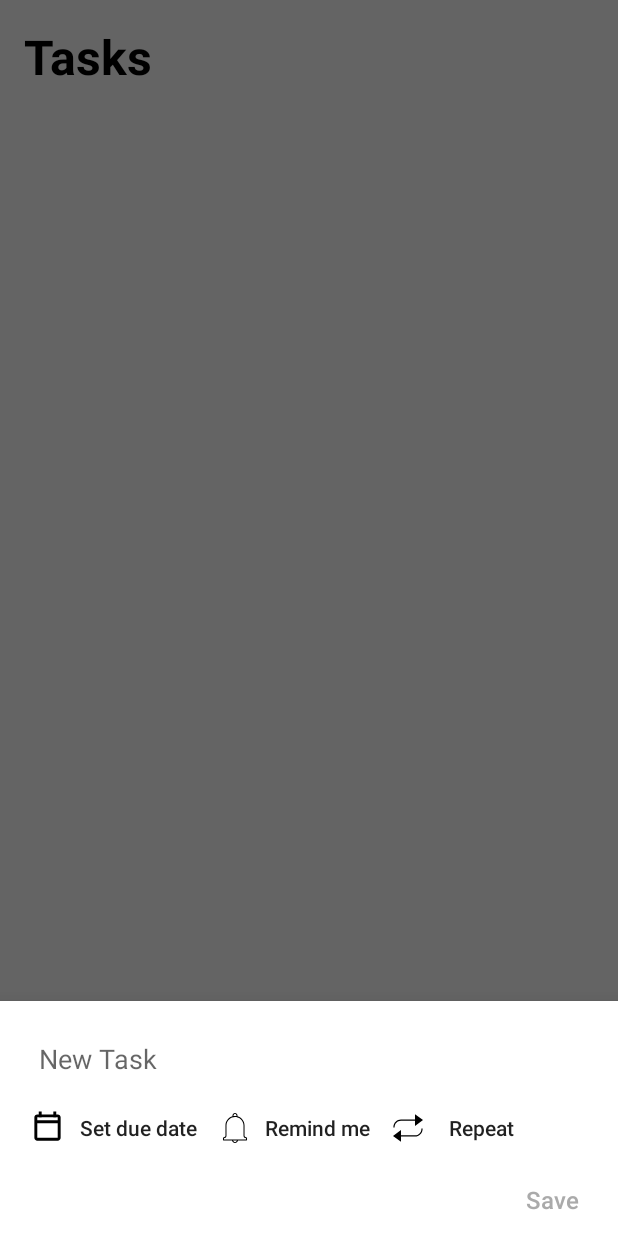
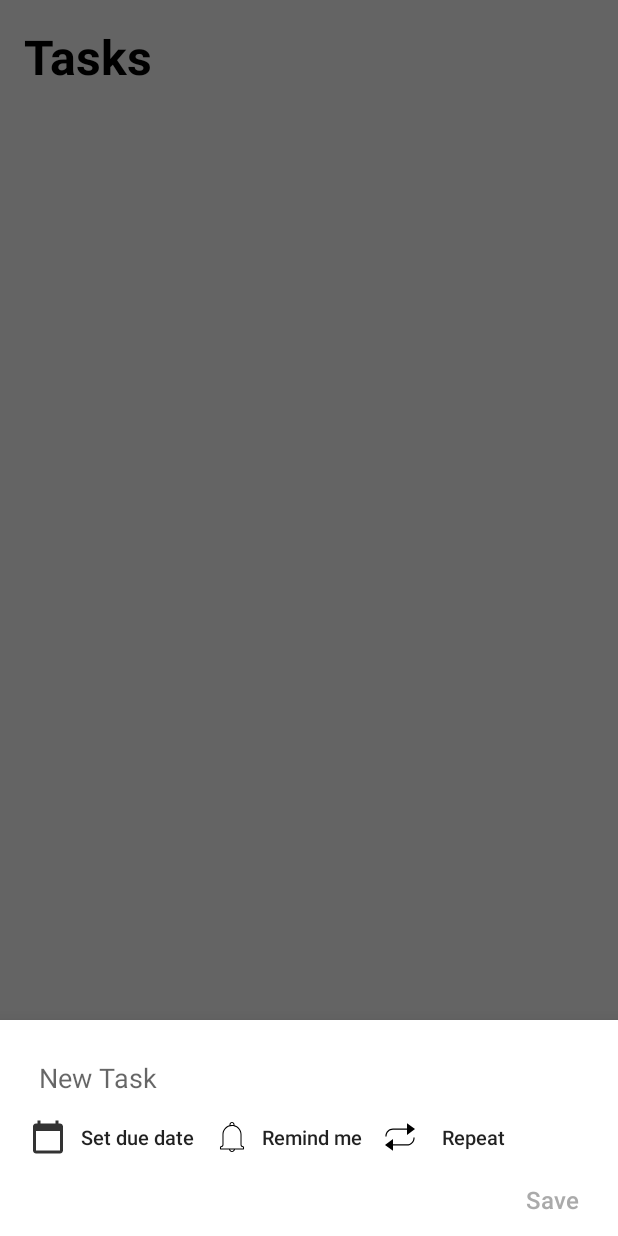
Before and after one commit to fransiscushermanto/RememberIt, an Android app: the screen it shows after launch (MainActivity), after a tap on an icon or button, on a phone screen of 412 x 824 dp. Run offline under Robolectric (Android 15) with nearby library versions, the phone set to English and light mode, and no system bars.

Commit message:
setDuedate UI done

```diff
--- a/app/src/main/java/com/example/rememberit/Adapters/ToDoAdapter.java
+++ b/app/src/main/java/com/example/rememberit/Adapters/ToDoAdapter.java
@@ -1,5 +1,6 @@
 package com.example.rememberit.Adapters;
 
+import android.content.Context;
 import android.os.Bundle;
 import android.util.Log;
 import android.view.LayoutInflater;
@@ -64,6 +65,8 @@ public class ToDoAdapter extends RecyclerView.Adapter<ToDoAdapter.ViewHolder> {
         return todoList.size();
     }
 
+    public Context getContext() {return activity;}
+
     public void setTasks(List<ToDoModel> todoList) {
         this.todoList = todoList;
         notifyDataSetChanged();
--- a/app/src/main/java/com/example/rememberit/MainActivity.java
+++ b/app/src/main/java/com/example/rememberit/MainActivity.java
@@ -1,6 +1,7 @@
 package com.example.rememberit;
 
 import androidx.appcompat.app.AppCompatActivity;
+import androidx.recyclerview.widget.ItemTouchHelper;
 import androidx.recyclerview.widget.LinearLayoutManager;
 import androidx.recyclerview.widget.RecyclerView;
 
@@ -47,11 +48,16 @@ public class MainActivity extends AppCompatActivity implements DialogCloseListen
         taskList = new ArrayList<>();
 
         fab = findViewById(R.id.fab);
+
+
         tasksRecyclerView = findViewById(R.id.tasksRecyclerView);
         tasksRecyclerView.setLayoutManager(new LinearLayoutManager(this));
 
         toDoAdapter = new ToDoAdapter(this, db);
         tasksRecyclerView.setAdapter(toDoAdapter);
+
+        ItemTouchHelper itemTouchHelper = new ItemTouchHelper(new RecyclerItemTouchHelper(toDoAdapter));
+        itemTouchHelper.attachToRecyclerView(tasksRecyclerView);
 
         IntentFilter filter = new IntentFilter(DATABASE_CHANGED);;
         registerReceiver(broadcastReceiver, filter);
--- /dev/null
+++ b/app/src/main/res/drawable/add_new_task_rounded_btn.xml
@@ -0,0 +1,5 @@
+<?xml version="1.0" encoding="utf-8"?>
+<shape xmlns:android="http://schemas.android.com/apk/res/android" android:shape="rectangle">
+    <corners android:radius="50dp" />
+    <solid android:color="@color/colorPrimaryDark"/>
+</shape>
--- /dev/null
+++ b/app/src/main/res/drawable/ic_baseline_delete.xml
@@ -0,0 +1,5 @@
+<vector android:height="24dp" android:tint="#FFFFFF"
+    android:viewportHeight="24" android:viewportWidth="24"
+    android:width="24dp" xmlns:android="http://schemas.android.com/apk/res/android">
+    <path android:fillColor="@android:color/white" android:pathData="M6,19c0,1.1 0.9,2 2,2h8c1.1,0 2,-0.9 2,-2V7H6v12zM19,4h-3.5l-1,-1h-5l-1,1H5v2h14V4z"/>
+</vector>
--- /dev/null
+++ b/app/src/main/res/drawable/ic_baseline_edit.xml
@@ -0,0 +1,5 @@
+<vector android:height="24dp" android:tint="#FFFFFF"
+    android:viewportHeight="24" android:viewportWidth="24"
+    android:width="24dp" xmlns:android="http://schemas.android.com/apk/res/android">
+    <path android:fillColor="@android:color/white" android:pathData="M3,17.25V21h3.75L17.81,9.94l-3.75,-3.75L3,17.25zM20.71,7.04c0.39,-0.39 0.39,-1.02 0,-1.41l-2.34,-2.34c-0.39,-0.39 -1.02,-0.39 -1.41,0l-1.83,1.83 3.75,3.75 1.83,-1.83z"/>
+</vector>
--- /dev/null
+++ b/app/src/main/res/drawable/ic_calendar_main.xml
@@ -0,0 +1,12 @@
+<vector xmlns:android="http://schemas.android.com/apk/res/android"
+    android:width="8dp"
+    android:height="8dp"
+    android:viewportWidth="24"
+    android:viewportHeight="24">
+  <path
+      android:pathData="M6,1H8V5H6zM16,1H18V5H16z"
+      android:fillColor="#000000"/>
+  <path
+      android:pathData="M19,3H5C3.9,3 3,3.9 3,5v14c0,1.1 0.9,2 2,2h14c1.1,0 2,-0.9 2,-2V5C21,3.9 20.1,3 19,3zM19,19H5V9h14V19zM19,7H5V5h14V7z"
+      android:fillColor="#000000"/>
+</vector>
--- /dev/null
+++ b/app/src/main/res/drawable/ic_times_circle.xml
@@ -0,0 +1,4 @@
+<vector android:height="20dp" android:viewportHeight="1000"
+    android:viewportWidth="1000" android:width="20dp" xmlns:android="http://schemas.android.com/apk/res/android">
+    <path android:fillColor="#FFFFFF" android:pathData="M500,10C229.4,10 10,229.4 10,500c0,270.6 219.4,490 490,490c270.6,0 490,-219.4 490,-490C990,229.4 770.6,10 500,10L500,10zM757.7,671.1c23.9,23.9 23.9,62.7 0,86.6c-12,12 -27.6,17.9 -43.3,17.9c-15.7,0 -31.3,-6 -43.3,-17.9L500,586.6L328.9,757.7c-12,12 -27.6,17.9 -43.3,17.9c-15.7,0 -31.3,-6 -43.3,-17.9c-23.9,-23.9 -23.9,-62.7 0,-86.6L413.4,500L242.3,328.9c-23.9,-23.9 -23.9,-62.7 0,-86.6c23.9,-23.9 62.7,-23.9 86.6,0L500,413.4l171.1,-171.1c23.9,-23.9 62.7,-23.9 86.6,0c23.9,23.9 23.9,62.7 0,86.6L586.6,500L757.7,671.1L757.7,671.1z"/>
+</vector>
--- a/app/src/main/res/layout/new_task.xml
+++ b/app/src/main/res/layout/new_task.xml
@@ -1,65 +1,7 @@
 <?xml version="1.0" encoding="utf-8"?>
-<RelativeLayout
-    xmlns:android="http://schemas.android.com/apk/res/android"
+<RelativeLayout xmlns:android="http://schemas.android.com/apk/res/android"
     android:layout_width="match_parent"
     android:layout_height="wrap_content">
-
-    <EditText
-        android:id="@+id/newTaskText"
-        android:layout_width="match_parent"
-        android:layout_height="wrap_content"
-        android:background="@null"
-        android:textAppearance="@style/TextAppearance.AppCompat.Medium"
-        android:hint="New Task"
-        android:layout_marginTop="16dp"
-        android:layout_marginHorizontal="16dp"
-        android:paddingHorizontal="10dp"
-        android:paddingVertical="10dp"
-        android:inputType="textCapSentences"
-        />
-    <LinearLayout
-        android:layout_width="match_parent"
-        android:layout_height="wrap_content"
-        android:paddingHorizontal="20dp"
-        android:layout_below="@+id/newTaskText"
-        android:orientation="horizontal"
-        android:gravity="start"
-        android:id="@+id/action_btn_wrapper"
-        >
-        <Button
-            android:id="@+id/setDueDateTask_button"
-            android:layout_width="wrap_content"
-            android:layout_height="wrap_content"
-            android:text="@string/btn_due_date"
-            android:background="@null"
-            android:drawableLeft="@drawable/ic_calendar"
-            android:drawablePadding="10dp"
-            android:textAllCaps="false"
-            android:layout_marginRight="15dp"
-            />
-        <Button
-            android:id="@+id/remindMeTask_button"
-            android:layout_width="wrap_content"
-            android:layout_height="wrap_content"
-            android:background="@null"
-            android:textAllCaps="false"
-            android:drawableLeft="@drawable/ic_notifications"
-            android:drawablePadding="10dp"
-            android:text="@string/btn_remind_me"
-            android:layout_marginRight="15dp"
-            />
-        <Button
-            android:id="@+id/repeatTask_button"
-            android:layout_width="wrap_content"
-            android:layout_height="wrap_content"
-            android:background="@null"
-            android:textAllCaps="false"
-            android:drawableLeft="@drawable/ic_repeat"
-            android:drawablePadding="10dp"
-            android:text="@string/btn_repeat"
-            />
-    </LinearLayout>
-
 
     <Button
         android:id="@+id/newTaskButton"
@@ -67,9 +9,71 @@
         android:layout_height="wrap_content"
         android:layout_below="@id/action_btn_wrapper"
         android:layout_alignParentEnd="true"
-        android:textSize="16sp"
+        android:background="@android:color/transparent"
         android:text="Save"
         android:textAllCaps="false"
-        android:background="@android:color/transparent"
-        android:textColor="@android:color/darker_gray"/>
+        android:textColor="@android:color/darker_gray"
+        android:textSize="16sp" />
+
+    <EditText
+        android:id="@+id/newTaskText"
+        android:layout_width="match_parent"
+        android:layout_height="wrap_content"
+        android:layout_marginHorizontal="16dp"
+        android:layout_marginTop="16dp"
+        android:background="@null"
+        android:hint="New Task"
+        android:inputType="textCapSentences"
+        android:paddingHorizontal="10dp"
+        android:paddingVertical="10dp"
+        android:textAppearance="@style/TextAppearance.AppCompat.Medium" />
+    <HorizontalScrollView
+        android:layout_width="match_parent"
+        android:layout_height="wrap_content"
+        android:layout_below="@+id/newTaskText"
+        android:id="@+id/action_btn_wrapper">
+        <LinearLayout
+            android:layout_width="match_parent"
+            android:layout_height="wrap_content"
+            android:gravity="start"
+            android:orientation="horizontal"
+            android:paddingHorizontal="20dp">
+
+            <Button
+                android:id="@+id/setDueDateTask_button"
+                android:layout_width="wrap_content"
+                android:layout_height="35dp"
+                android:background="@null"
+                android:drawableLeft="@drawable/ic_calendar_main"
+                android:drawablePadding="10dp"
+                android:text="@string/btn_due_date"
+                android:textAllCaps="false"
+                android:textSize="13sp"
+                android:layout_marginRight="15dp"/>
+
+            <Button
+                android:id="@+id/remindMeTask_button"
+                android:layout_width="wrap_content"
+                android:layout_height="35dp"
+                android:layout_marginRight="15dp"
+                android:background="@null"
+                android:drawableLeft="@drawable/ic_notifications"
+                android:drawablePadding="10dp"
+                android:text="@string/btn_remind_me"
+                android:textAllCaps="false"
+                android:textSize="13sp" />
+
+            <Button
+                android:id="@+id/repeatTask_button"
+                android:layout_width="wrap_content"
+                android:layout_height="35dp"
+                android:background="@null"
+                android:drawableLeft="@drawable/ic_repeat"
+                android:drawablePadding="10dp"
+                android:text="@string/btn_repeat"
+                android:textAllCaps="false"
+                android:textSize="13sp" />
+        </LinearLayout>
+    </HorizontalScrollView>
+
 </RelativeLayout>
--- a/app/src/main/res/values/styles.xml
+++ b/app/src/main/res/values/styles.xml
@@ -4,7 +4,7 @@
         <!-- Customize your theme here. -->
         <item name="colorPrimary">@android:color/holo_green_dark</item>
         <item name="colorPrimaryDark">@android:color/holo_green_dark</item>
-        <item name="colorAccent">@android:color/white</item>
+        <item name="colorAccent">@android:color/black</item>
     </style>
 
     <style name="MyDatePickerStyle" parent="Theme.AppCompat.Light.Dialog">
@@ -31,7 +31,7 @@
 
     <style name="PopUpMenu" parent="Widget.AppCompat.PopupMenu">
         <item name="android:layout_marginRight">10dp</item>
-        <item name="android:layout_marginLeft">10dp</item>
+        <item name="android:layout_marginLeft">5dp</item>
     </style>
 
     <style name="DialogStyle" parent="Theme.Design.Light.BottomSheetDialog">
--- a/build.gradle
+++ b/build.gradle
@@ -5,7 +5,7 @@ buildscript {
         jcenter()
     }
     dependencies {
-        classpath "com.android.tools.build:gradle:4.0.1"
+        classpath 'com.android.tools.build:gradle:4.1.0'
 
         // NOTE: Do not place your application dependencies here; they belong
         // in the individual module build.gradle files
--- a/gradle.properties
+++ b/gradle.properties
@@ -6,7 +6,7 @@
 # http://www.gradle.org/docs/current/userguide/build_environment.html
 # Specifies the JVM arguments used for the daemon process.
 # The setting is particularly useful for tweaking memory settings.
-org.gradle.jvmargs=-Xmx2048m
+org.gradle.jvmargs=-Xmx512m
 # When configured, Gradle will run in incubating parallel mode.
 # This option should only be used with decoupled projects. More details, visit
 # http://www.gradle.org/docs/current/userguide/multi_project_builds.html#sec:decoupled_projects
```
Also changed, not shown: app/src/main/java/com/example/rememberit/AddNewTask.java (+94 -2 lines), app/src/main/java/com/example/rememberit/RecyclerItemTouchHelper.java (+110 -1 lines), app/src/main/res/values/strings.xml (+14 -0 lines), app/src/main/res/drawable-hdpi/ic_calendar_main.png (added), app/src/main/res/drawable-mdpi/ic_calendar_main.png (added), app/src/main/res/drawable-xhdpi/ic_calendar_main.png (added), app/src/main/res/drawable-xxhdpi/ic_calendar_main.png (added), gradle/wrapper/gradle-wrapper.properties.
